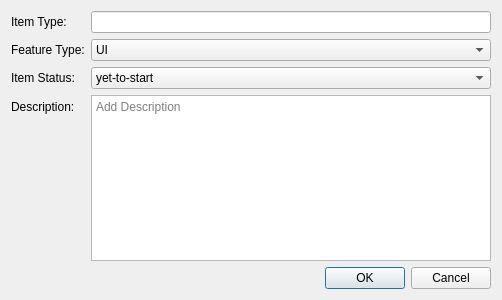
Old version of the form frontend/Senior_Tester/update_dialogue.ui in the repository av7267/BUG-TRACKING-SYSTEM.
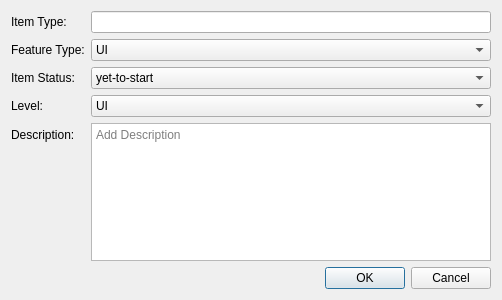
New version of the form.

Patch:
```diff
--- a/frontend/Senior_Tester/update_dialogue.ui
+++ b/frontend/Senior_Tester/update_dialogue.ui
@@ -68,13 +68,32 @@
      </item>
 
      <item row="3" column="0">
+      <widget class="QLabel" name="label_level">
+       <property name="text">
+        <string>Level:</string>
+       </property>
+      </widget>
+     </item>
+     <item row="3" column="1">
+      <widget class="QComboBox" name="comboBox_level">
+       <property name="minimumWidth">
+        <number>200</number>
+       </property>
+       <item><property name="text"><string>UI</string></property></item>
+       <item><property name="text"><string>Logic</string></property></item>
+       <item><property name="text"><string>Performance</string></property></item>
+       <item><property name="text"><string>Security</string></property></item>
+      </widget>
+     </item>
+
+     <item row="4" column="0">
       <widget class="QLabel" name="label_description">
        <property name="text">
         <string>Description:</string>
        </property>
       </widget>
      </item>
-     <item row="3" column="1">
+     <item row="4" column="1">
       <widget class="QTextEdit" name="lineEdit_description">
        <property name="minimumSize">
         <size>
```
